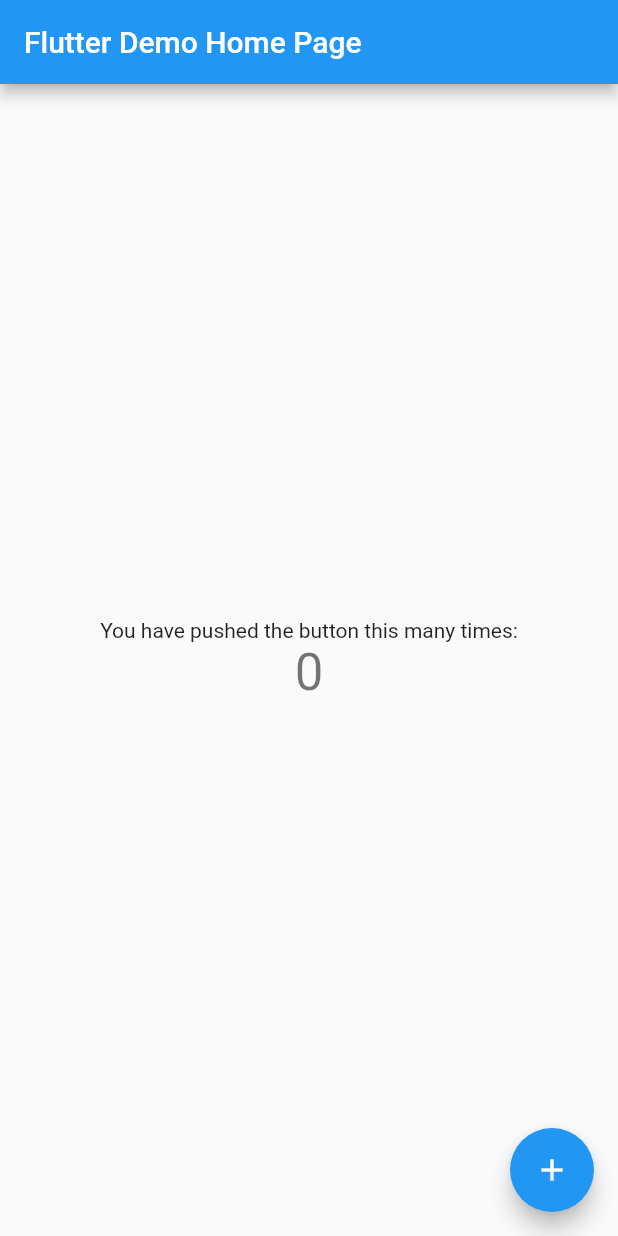
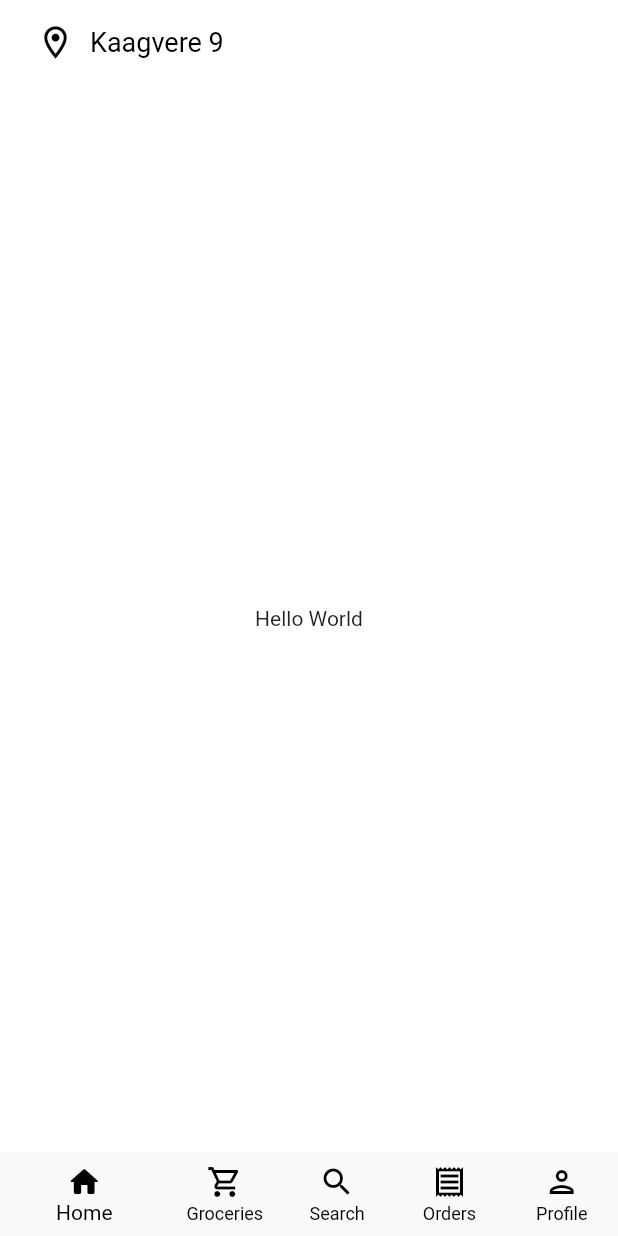
Before and after one commit to mvahaste/folt-food, a Flutter app: the screen it shows after launch, on a phone screen of 412 x 824 dp. Run offline on Flutter 3.47's test engine with Material 2 defaults, Android fonts, the light colour scheme and no system bars.

Commit message:
Update main.dart

```diff
--- a/lib/main.dart
+++ b/lib/main.dart
@@ -1,4 +1,5 @@
 import 'package:flutter/material.dart';
+import 'package:flutter/services.dart';
 
 void main() {
   runApp(const MyApp());
@@ -10,97 +11,91 @@
   // This widget is the root of your application.
   @override
   Widget build(BuildContext context) {
+    SystemChrome.setSystemUIOverlayStyle(
+      const SystemUiOverlayStyle(
+        statusBarColor: Colors.transparent,
+        statusBarIconBrightness: Brightness.dark,
+      ),
+    );
     return MaterialApp(
+      debugShowCheckedModeBanner: false,
       title: 'Flutter Demo',
       theme: ThemeData(
         primarySwatch: Colors.blue,
       ),
-      home: const MyHomePage(title: 'Flutter Demo Home Page'),
+      home: const HomePage(),
     );
   }
 }
 
-class MyHomePage extends StatefulWidget {
-  const MyHomePage({super.key, required this.title});
-
-  // This widget is the home page of your application. It is stateful, meaning
-  // that it has a State object (defined below) that contains fields that affect
-  // how it looks.
-
-  // This class is the configuration for the state. It holds the values (in this
-  // case the title) provided by the parent (in this case the App widget) and
-  // used by the build method of the State. Fields in a Widget subclass are
-  // always marked "final".
-
-  final String title;
-
-  @override
-  State<MyHomePage> createState() => _MyHomePageState();
-}
-
-class _MyHomePageState extends State<MyHomePage> {
-  int _counter = 0;
-
-  void _incrementCounter() {
-    setState(() {
-      // This call to setState tells the Flutter framework that something has
-      // changed in this State, which causes it to rerun the build method below
-      // so that the display can reflect the updated values. If we changed
-      // _counter without calling setState(), then the build method would not be
-      // called again, and so nothing would appear to happen.
-      _counter++;
-    });
-  }
+class HomePage extends StatelessWidget {
+  const HomePage({super.key});
 
   @override
   Widget build(BuildContext context) {
-    // This method is rerun every time setState is called, for instance as done
-    // by the _incrementCounter method above.
-    //
-    // The Flutter framework has been optimized to make rerunning build methods
-    // fast, so that you can just rebuild anything that needs updating rather
-    // than having to individually change instances of widgets.
     return Scaffold(
+      backgroundColor: Colors.white,
+      bottomNavigationBar: BottomNavigationBar(
+        showUnselectedLabels: true,
+        backgroundColor: Colors.white,
+        elevation: 0,
+        fixedColor: Colors.black,
+        unselectedItemColor: Colors.black,
+        items: const [
+          BottomNavigationBarItem(
+            icon: Icon(Icons.home_outlined),
+            activeIcon: Icon(Icons.home_rounded),
+            label: 'Home',
+          ),
+          BottomNavigationBarItem(
+            icon: Icon(Icons.shopping_cart_outlined),
+            activeIcon: Icon(Icons.shopping_cart_rounded),
+            label: 'Groceries',
+          ),
+          BottomNavigationBarItem(
+            icon: Icon(Icons.search),
+            label: 'Search',
+          ),
+          BottomNavigationBarItem(
+            icon: Icon(Icons.receipt_outlined),
+            activeIcon: Icon(Icons.receipt_rounded),
+            label: 'Orders',
+          ),
+          BottomNavigationBarItem(
+            icon: Icon(Icons.person_outlined),
+            activeIcon: Icon(Icons.person_rounded),
+            label: 'Profile',
+          ),
+        ],
+      ),
       appBar: AppBar(
-        // Here we take the value from the MyHomePage object that was created by
-        // the App.build method, and use it to set our appbar title.
-        title: Text(widget.title),
-      ),
-      body: Center(
-        // Center is a layout widget. It takes a single child and positions it
-        // in the middle of the parent.
-        child: Column(
-          // Column is also a layout widget. It takes a list of children and
-          // arranges them vertically. By default, it sizes itself to fit its
-          // children horizontally, and tries to be as tall as its parent.
-          //
-          // Invoke "debug painting" (press "p" in the console, choose the
-          // "Toggle Debug Paint" action from the Flutter Inspector in Android
-          // Studio, or the "Toggle Debug Paint" command in Visual Studio Code)
-          // to see the wireframe for each widget.
-          //
-          // Column has various properties to control how it sizes itself and
-          // how it positions its children. Here we use mainAxisAlignment to
-          // center the children vertically; the main axis here is the vertical
-          // axis because Columns are vertical (the cross axis would be
-          // horizontal).
-          mainAxisAlignment: MainAxisAlignment.center,
-          children: <Widget>[
-            const Text(
-              'You have pushed the button this many times:',
-            ),
-            Text(
-              '$_counter',
-              style: Theme.of(context).textTheme.headlineMedium,
-            ),
-          ],
+        elevation: 0,
+        backgroundColor: Colors.white,
+        title: TextButton(
+          onPressed: () {},
+          child: Row(
+            children: const [
+              Icon(
+                Icons.location_on_outlined,
+                color: Colors.black,
+                size: 26,
+              ),
+              SizedBox(width: 10),
+              Text(
+                'Kaagvere 9',
+                style: TextStyle(
+                  color: Colors.black,
+                  fontSize: 18,
+                  fontWeight: FontWeight.w400,
+                ),
+              ),
+            ],
+          ),
         ),
       ),
-      floatingActionButton: FloatingActionButton(
-        onPressed: _incrementCounter,
-        tooltip: 'Increment',
-        child: const Icon(Icons.add),
-      ), // This trailing comma makes auto-formatting nicer for build methods.
+      body: const Center(
+        child: Text('Hello World'),
+      ),
     );
   }
 }
```
